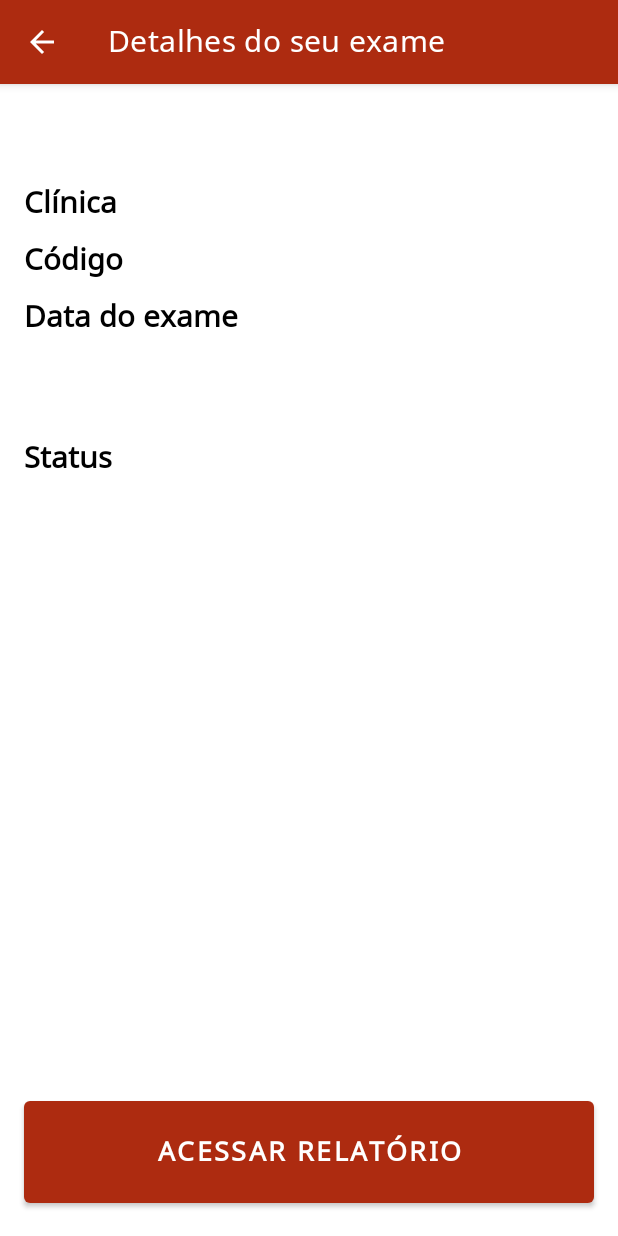
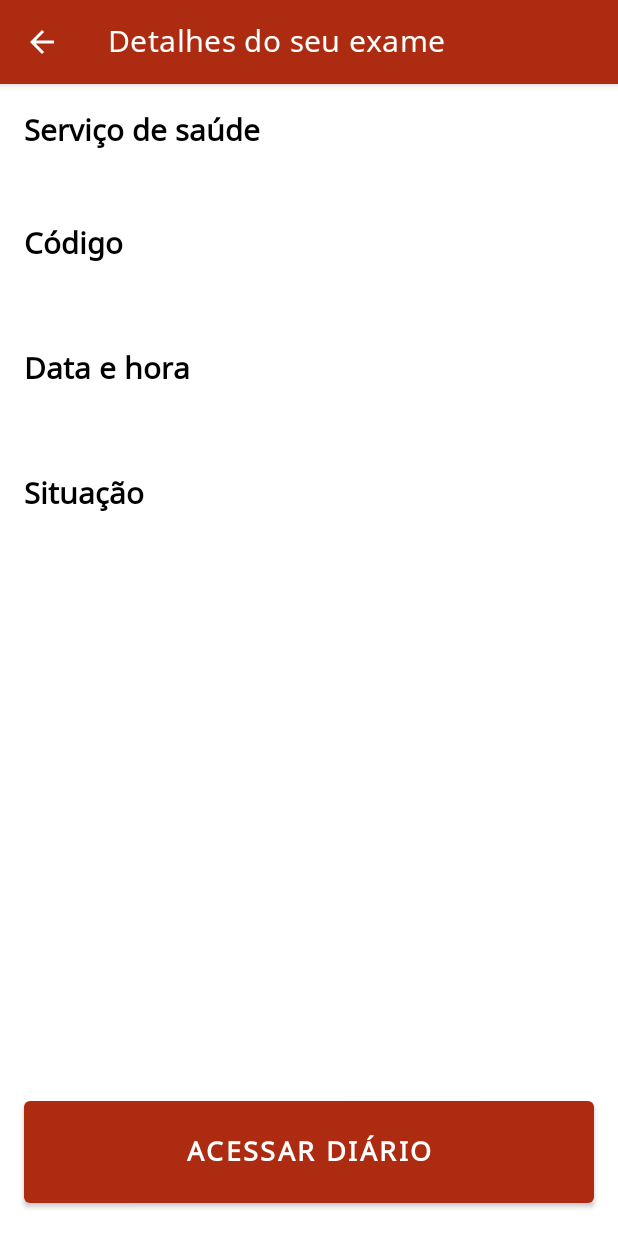
Before and after one commit to martinsgms/relatorio-acessivel, an Android app: the DetalheExameActivity screen opened directly, with no data from a screen before it, on a phone screen of 412 x 824 dp. Run offline under Robolectric (Android 15) with nearby library versions, the phone set to English and light mode, and no system bars; 1 statement that could not run was skipped.

Commit message:
atualiza layout da tela de detalhes do exame

```diff
--- a/android/RelatorioAcessivel/app/src/main/java/br/com/martinsgms/relatorioacessivel/ui/activity/DetalheExameActivity.kt
+++ b/android/RelatorioAcessivel/app/src/main/java/br/com/martinsgms/relatorioacessivel/ui/activity/DetalheExameActivity.kt
@@ -22,7 +22,7 @@ class DetalheExameActivity : AppCompatActivity(R.layout.activity_detalhe_exame)
         //val clinicaDisplay = findViewById<TextView>(R.id.activity_detalhe_exame_clinica)
         //clinicaDisplay.text = exameModel?.servicoSaude
 
-        val idExternoView = findViewById<TextView>(R.id.activity_detalhe_exame_id_exame)
+        val idExternoView = findViewById<TextView>(R.id.activity_detalhe_exame_id_externo)
         idExternoView.text = exameModel?.idExterno
 
         val dataExameView = findViewById<TextView>(R.id.activity_detalhe_exame_data)
@@ -31,7 +31,7 @@ class DetalheExameActivity : AppCompatActivity(R.layout.activity_detalhe_exame)
         val statusExameView = findViewById<TextView>(R.id.activity_detalhe_exame_status)
         statusExameView.text = exameModel?.status?.descricao
 
-        val btnRelatorio = findViewById<Button>(R.id.activity_detalhe_atividade_relatorio)
+        val btnRelatorio = findViewById<Button>(R.id.activity_detalhe_exame_btn_diario)
 
         if (!exameModel?.status?.permiteEscrita!!) {
 
@@ -40,7 +40,7 @@ class DetalheExameActivity : AppCompatActivity(R.layout.activity_detalhe_exame)
 
         } else {
 
-            btnRelatorio.setOnClickListener() {
+            btnRelatorio.setOnClickListener {
                 val intent = Intent(this, RelatorioActivity::class.java)
                 intent.putExtra("exameModel", exameModel)
 
--- a/android/RelatorioAcessivel/app/src/main/res/layout/activity_detalhe_exame.xml
+++ b/android/RelatorioAcessivel/app/src/main/res/layout/activity_detalhe_exame.xml
@@ -1,142 +1,122 @@
-<LinearLayout xmlns:android="http://schemas.android.com/apk/res/android"
+<?xml version="1.0" encoding="utf-8"?>
+<androidx.constraintlayout.widget.ConstraintLayout xmlns:android="http://schemas.android.com/apk/res/android"
     xmlns:app="http://schemas.android.com/apk/res-auto"
-    android:layout_width="fill_parent"
-    android:layout_height="fill_parent"
     xmlns:tools="http://schemas.android.com/tools"
+    android:layout_width="match_parent"
+    android:layout_height="match_parent"
     android:orientation="vertical">
 
-
-    <LinearLayout
-        android:layout_width="fill_parent"
+    <TextView
+        android:id="@+id/activity_detalhe_exame_servico_saude_label"
+        android:layout_width="0dp"
         android:layout_height="wrap_content"
-        android:layout_marginTop="64dp"
-        android:orientation="horizontal">
+        android:layout_marginStart="16dp"
+        android:layout_marginTop="16dp"
+        android:layout_marginBottom="8dp"
+        android:text="Serviço de saúde"
+        android:textAppearance="@style/TextAppearance.AppCompat.Title"
+        android:textColor="@android:color/background_dark"
+        android:textStyle="bold"
+        app:layout_constraintStart_toStartOf="parent"
+        app:layout_constraintTop_toTopOf="parent" />
 
     <TextView
-            android:layout_width="85dp"
+        android:id="@+id/activity_detalhe_exame_servico_saude"
+        android:layout_width="0dp"
         android:layout_height="wrap_content"
         android:layout_marginStart="16dp"
-            android:layout_weight="1"
-            android:gravity="start"
-            android:text="Clínica"
-            android:textColor="@android:color/background_dark"
-            android:textSize="20sp"
-            android:textStyle="bold" />
+        android:layout_marginTop="8dp"
+        tools:text="Clinicoor"
+        android:textAppearance="@style/TextAppearance.AppCompat.Light.SearchResult.Title"
+        android:textColor="@color/gray"
+        app:layout_constraintStart_toStartOf="parent"
+        app:layout_constraintTop_toBottomOf="@id/activity_detalhe_exame_servico_saude_label" />
+
 
     <TextView
-            android:id="@+id/activity_detalhe_exame_clinica"
-            android:layout_width="wrap_content"
+        android:id="@+id/activity_detalhe_exame_id_externo_label"
+        android:layout_width="0dp"
         android:layout_height="wrap_content"
-            android:layout_marginEnd="16dp"
-            android:layout_weight="1"
-            android:gravity="start"
-            tools:text="Clincoor"
+        android:layout_marginStart="16dp"
+        android:layout_marginTop="8dp"
+        android:text="Código"
+        android:textAppearance="@style/TextAppearance.AppCompat.Title"
         android:textColor="@android:color/background_dark"
-            android:textSize="20sp" />
-    </LinearLayout>
-
-    <LinearLayout
-        android:layout_width="fill_parent"
-        android:layout_height="wrap_content"
-        android:layout_marginTop="8dp"
-        android:orientation="horizontal">
+        android:textStyle="bold"
+        app:layout_constraintStart_toStartOf="parent"
+        app:layout_constraintTop_toBottomOf="@id/activity_detalhe_exame_servico_saude" />
 
     <TextView
-            android:layout_width="75dp"
+        android:id="@+id/activity_detalhe_exame_id_externo"
+        android:layout_width="0dp"
         android:layout_height="wrap_content"
         android:layout_marginStart="16dp"
-            android:layout_weight="1"
-            android:gravity="start"
-            android:text="Código"
-            android:textColor="@android:color/background_dark"
-            android:textSize="20sp"
-            android:textStyle="bold" />
+        android:layout_marginTop="8dp"
+        tools:text="IDE-1273653AGT"
+        android:textAppearance="@style/TextAppearance.AppCompat.Light.SearchResult.Title"
+        android:textColor="@color/gray"
+        app:layout_constraintStart_toStartOf="parent"
+        app:layout_constraintTop_toBottomOf="@id/activity_detalhe_exame_id_externo_label" />
 
     <TextView
-            android:id="@+id/activity_detalhe_exame_id_exame"
-            android:layout_width="wrap_content"
-            android:layout_height="wrap_content"
-            android:layout_marginEnd="16dp"
-            android:layout_weight="1"
-            android:gravity="start"
-            tools:text="128367"
-            android:textColor="@android:color/background_dark"
-            android:textSize="20sp" />
-
-    </LinearLayout>
-
-    <LinearLayout
-        android:layout_width="fill_parent"
-        android:layout_height="wrap_content"
-        android:layout_marginTop="8dp"
-        android:orientation="horizontal">
-
-        <TextView
-            android:layout_width="116dp"
+        android:id="@+id/activity_detalhe_exame_data_label"
+        android:layout_width="0dp"
         android:layout_height="wrap_content"
         android:layout_marginStart="16dp"
-            android:layout_weight="1"
-            android:gravity="start"
-            android:text="Data do exame"
+        android:layout_marginTop="16dp"
+        android:text="Data e hora"
+        android:textAppearance="@style/TextAppearance.AppCompat.Title"
         android:textColor="@android:color/background_dark"
-            android:textSize="20sp"
-            android:textStyle="bold" />
+        android:textStyle="bold"
+        app:layout_constraintStart_toStartOf="parent"
+        app:layout_constraintTop_toBottomOf="@id/activity_detalhe_exame_id_externo" />
 
     <TextView
         android:id="@+id/activity_detalhe_exame_data"
-            android:layout_width="wrap_content"
+        android:layout_width="0dp"
         android:layout_height="wrap_content"
-            android:layout_marginEnd="16dp"
-            android:layout_weight="1"
-            android:gravity="start"
-            tools:text="06/06/2021"
-            android:textColor="@android:color/background_dark"
-            android:textSize="20sp" />
-
-    </LinearLayout>
-
-    <LinearLayout
-        android:layout_width="fill_parent"
-        android:layout_height="wrap_content"
-        android:layout_marginTop="64dp"
-        android:orientation="horizontal">
+        android:layout_marginStart="16dp"
+        android:layout_marginTop="8dp"
+        tools:text="11/08/2021 08:50"
+        android:textAppearance="@style/TextAppearance.AppCompat.Light.SearchResult.Title"
+        android:textColor="@color/gray"
+        app:layout_constraintStart_toStartOf="parent"
+        app:layout_constraintTop_toBottomOf="@id/activity_detalhe_exame_data_label" />
 
     <TextView
-            android:layout_width="155dp"
+        android:id="@+id/activity_detalhe_exame_status_label"
+        android:layout_width="0dp"
         android:layout_height="wrap_content"
         android:layout_marginStart="16dp"
-            android:layout_weight="1"
-            android:gravity="start"
-            android:text="Status"
+        android:layout_marginTop="16dp"
+        android:text="Situação"
+        android:textAppearance="@style/TextAppearance.AppCompat.Title"
         android:textColor="@android:color/background_dark"
-            android:textSize="20sp"
-            android:textStyle="bold" />
+        android:textStyle="bold"
+        app:layout_constraintStart_toStartOf="parent"
+        app:layout_constraintTop_toBottomOf="@id/activity_detalhe_exame_data" />
 
     <TextView
         android:id="@+id/activity_detalhe_exame_status"
-            android:layout_width="wrap_content"
+        android:layout_width="0dp"
         android:layout_height="wrap_content"
-            android:layout_marginEnd="16dp"
-            android:layout_weight="1"
-            android:gravity="start"
+        android:layout_marginStart="16dp"
+        android:layout_marginTop="8dp"
         tools:text="Em andamento"
-            android:textColor="@android:color/background_dark"
-            android:textSize="20sp" />
-    </LinearLayout>
-
-    <androidx.constraintlayout.widget.ConstraintLayout
-        android:layout_width="match_parent"
-        android:layout_height="match_parent">
+        android:textAppearance="@style/TextAppearance.AppCompat.Light.SearchResult.Title"
+        android:textColor="@color/gray"
+        app:layout_constraintStart_toStartOf="parent"
+        app:layout_constraintTop_toBottomOf="@id/activity_detalhe_exame_status_label" />
 
     <Button
-            android:id="@+id/activity_detalhe_atividade_relatorio"
+        android:id="@+id/activity_detalhe_exame_btn_diario"
         android:layout_width="match_parent"
         android:layout_height="80dp"
         android:layout_marginStart="16dp"
         android:layout_marginEnd="16dp"
         android:layout_marginBottom="16dp"
         android:strokeColor="@color/wine"
-            android:text="Acessar Relatório"
+        android:text="Acessar Diário"
         android:textColor="@color/white"
         android:textSize="18sp"
         android:textStyle="bold"
@@ -145,5 +125,3 @@
         app:layout_constraintStart_toStartOf="parent" />
 
 </androidx.constraintlayout.widget.ConstraintLayout>
-
-</LinearLayout>
--- a/android/RelatorioAcessivel/app/src/main/res/values/colors.xml
+++ b/android/RelatorioAcessivel/app/src/main/res/values/colors.xml
@@ -9,4 +9,5 @@
     <color name="white">#FFFFFFFF</color>
     <color name="wine">#AD2B10</color>
     <color name="light_gray">#D2D2D2</color>
+    <color name="gray">#808080</color>
 </resources>
```
Lines whose indentation alone changed are shown as unchanged.
